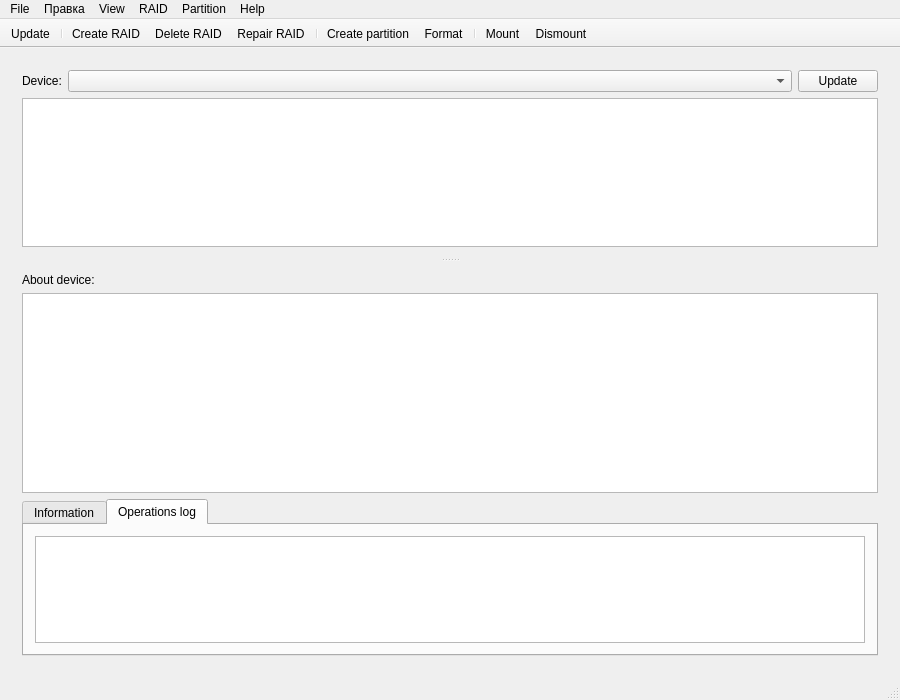
This is mainwindow.ui in R031-E/fly-raid-manager as Qt 5 draws it before an edit. The edited form follows.
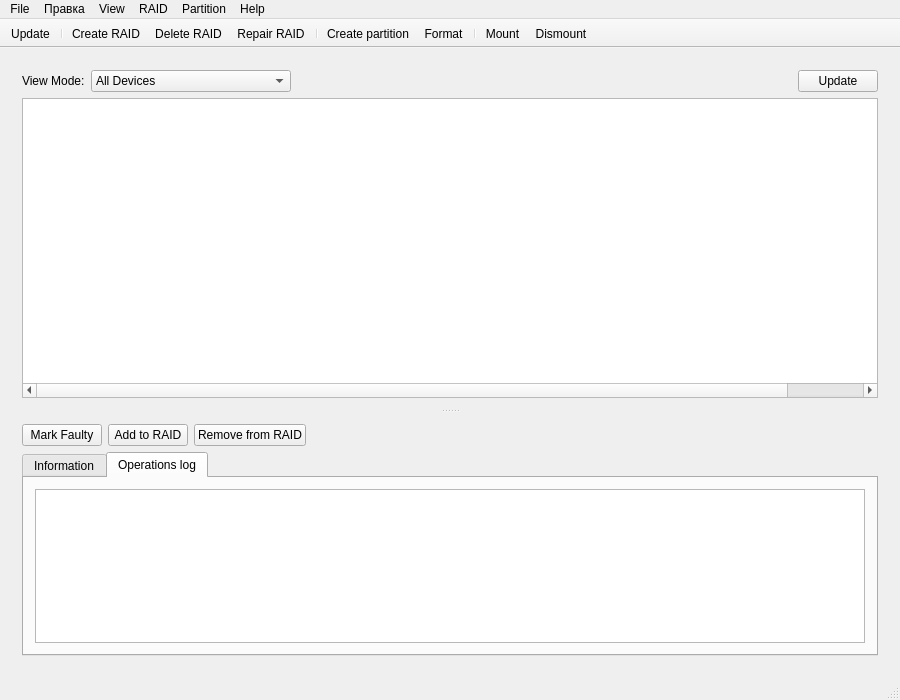
This is the edited form. The open tabs and pages were chosen to show the change. Icons and pictures are not drawn.

The edit to the form file:
```diff
--- a/mainwindow.ui
+++ b/mainwindow.ui
@@ -37,26 +37,49 @@
           <item>
            <widget class="QLabel" name="lblDeviceSelector">
             <property name="text">
-             <string>Device:</string>
+             <string>View Mode:</string>
             </property>
            </widget>
           </item>
           <item>
            <widget class="QComboBox" name="cmbDevices">
             <property name="sizePolicy">
-             <sizepolicy hsizetype="Expanding" vsizetype="Fixed">
+             <sizepolicy hsizetype="Fixed" vsizetype="Fixed">
               <horstretch>0</horstretch>
               <verstretch>0</verstretch>
              </sizepolicy>
             </property>
             <property name="minimumSize">
              <size>
-              <width>300</width>
+              <width>200</width>
               <height>0</height>
              </size>
             </property>
+            <item>
+             <property name="text">
+              <string>All Devices</string>
+             </property>
+            </item>
+            <item>
+             <property name="text">
+              <string>RAID Only</string>
+             </property>
+            </item>
            </widget>
           </item>
+          <item>
+           <spacer name="horizontalSpacer">
+            <property name="orientation">
+             <enum>Qt::Horizontal</enum>
+            </property>
+            <property name="sizeHint" stdset="0">
+             <size>
+              <width>40</width>
+              <height>20</height>
+             </size>
+            </property>
+           </spacer>
+          </item>
           <item>
            <widget class="QPushButton" name="btnRefreshDevices">
             <property name="text">
@@ -71,37 +94,7 @@
          </layout>
         </item>
         <item>
-         <widget class="QGraphicsView" name="gvDeviceLayout">
-          <property name="sizePolicy">
-           <sizepolicy hsizetype="Expanding" vsizetype="Expanding">
-            <horstretch>0</horstretch>
-            <verstretch>1</verstretch>
-           </sizepolicy>
-          </property>
-          <property name="minimumSize">
-           <size>
-            <width>0</width>
-            <height>120</height>
-           </size>
-          </property>
-          <property name="toolTip">
-           <string>Graphical view of disk partitions</string>
-          </property>
-         </widget>
-        </item>
-       </layout>
-      </widget>
-      <widget class="QWidget" name="wdgBottom">
-       <layout class="QVBoxLayout" name="verticalLayoutBottom">
-        <item>
-         <widget class="QLabel" name="lblDeviceInfo">
-          <property name="text">
-           <string>About device:</string>
-          </property>
-         </widget>
-        </item>
-        <item>
-         <widget class="QTreeView" name="treeDeviceInfo">
+         <widget class="QTreeWidget" name="treeDevices">
           <property name="sizePolicy">
            <sizepolicy hsizetype="Expanding" vsizetype="Expanding">
             <horstretch>0</horstretch>
@@ -111,12 +104,15 @@
           <property name="minimumSize">
            <size>
             <width>0</width>
-            <height>200</height>
+            <height>300</height>
            </size>
           </property>
           <property name="alternatingRowColors">
            <bool>true</bool>
           </property>
+          <property name="indentation">
+           <number>20</number>
+          </property>
           <property name="rootIsDecorated">
            <bool>true</bool>
           </property>
@@ -129,8 +125,8 @@
           <property name="animated">
            <bool>true</bool>
           </property>
-          <property name="wordWrap">
-           <bool>false</bool>
+          <property name="allColumnsShowFocus">
+           <bool>true</bool>
           </property>
           <attribute name="headerVisible">
            <bool>false</bool>
@@ -138,10 +134,119 @@
           <attribute name="headerCascadingSectionResizes">
            <bool>true</bool>
           </attribute>
+          <attribute name="headerMinimumSectionSize">
+           <number>60</number>
+          </attribute>
+          <attribute name="headerDefaultSectionSize">
+           <number>120</number>
+          </attribute>
           <attribute name="headerStretchLastSection">
            <bool>true</bool>
           </attribute>
+          <column>
+           <property name="text">
+            <string>Device</string>
+           </property>
+          </column>
+          <column>
+           <property name="text">
+            <string>Size</string>
+           </property>
+          </column>
+          <column>
+           <property name="text">
+            <string>Filesystem</string>
+           </property>
+          </column>
+          <column>
+           <property name="text">
+            <string>Used</string>
+           </property>
+          </column>
+          <column>
+           <property name="text">
+            <string>Free</string>
+           </property>
+          </column>
+          <column>
+           <property name="text">
+            <string>Mount Point</string>
+           </property>
+          </column>
+          <column>
+           <property name="text">
+            <string>Flags</string>
+           </property>
+          </column>
+          <column>
+           <property name="text">
+            <string>Status</string>
+           </property>
+          </column>
          </widget>
+        </item>
+       </layout>
+      </widget>
+      <widget class="QWidget" name="wdgBottom">
+       <layout class="QVBoxLayout" name="verticalLayoutBottom">
+        <item>
+         <layout class="QHBoxLayout" name="horizontalLayoutDeviceActions">
+          <item>
+           <widget class="QPushButton" name="btnMarkFaulty">
+            <property name="toolTip">
+             <string>Mark device as faulty in RAID array</string>
+            </property>
+            <property name="text">
+             <string>Mark Faulty</string>
+            </property>
+            <property name="icon">
+             <iconset theme="dialog-warning">
+              <normaloff>.</normaloff>.</iconset>
+            </property>
+           </widget>
+          </item>
+          <item>
+           <widget class="QPushButton" name="btnAddToRaid">
+            <property name="toolTip">
+             <string>Add device to existing RAID array</string>
+            </property>
+            <property name="text">
+             <string>Add to RAID</string>
+            </property>
+            <property name="icon">
+             <iconset theme="list-add">
+              <normaloff>.</normaloff>.</iconset>
+            </property>
+           </widget>
+          </item>
+          <item>
+           <widget class="QPushButton" name="btnRemoveFromRaid">
+            <property name="toolTip">
+             <string>Remove device from RAID array</string>
+            </property>
+            <property name="text">
+             <string>Remove from RAID</string>
+            </property>
+            <property name="icon">
+             <iconset theme="list-remove">
+              <normaloff>.</normaloff>.</iconset>
+            </property>
+           </widget>
+          </item>
+          <item>
+           <spacer name="horizontalSpacer_2">
+            <property name="orientation">
+             <enum>Qt::Horizontal</enum>
+            </property>
+            <property name="sizeHint" stdset="0">
+             <size>
+              <width>40</width>
+              <height>20</height>
+             </size>
+            </property>
+           </spacer>
+          </item>
+         </layout>
         </item>
         <item>
          <widget class="QTabWidget" name="tabDetails">
```
Left out of the diff: 21 changed lines with no effect on the pictures.
